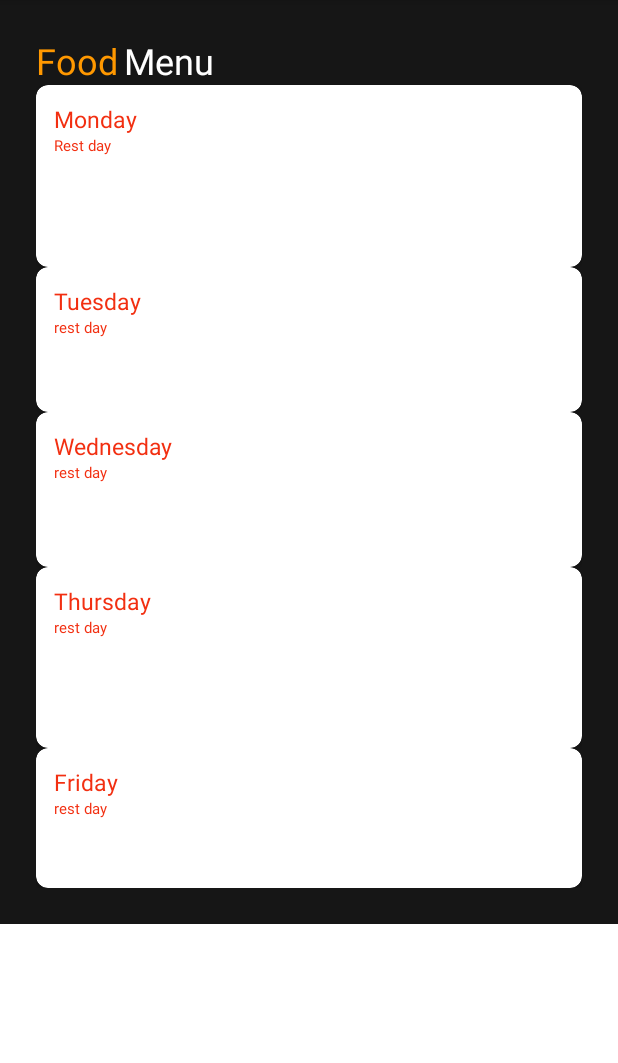
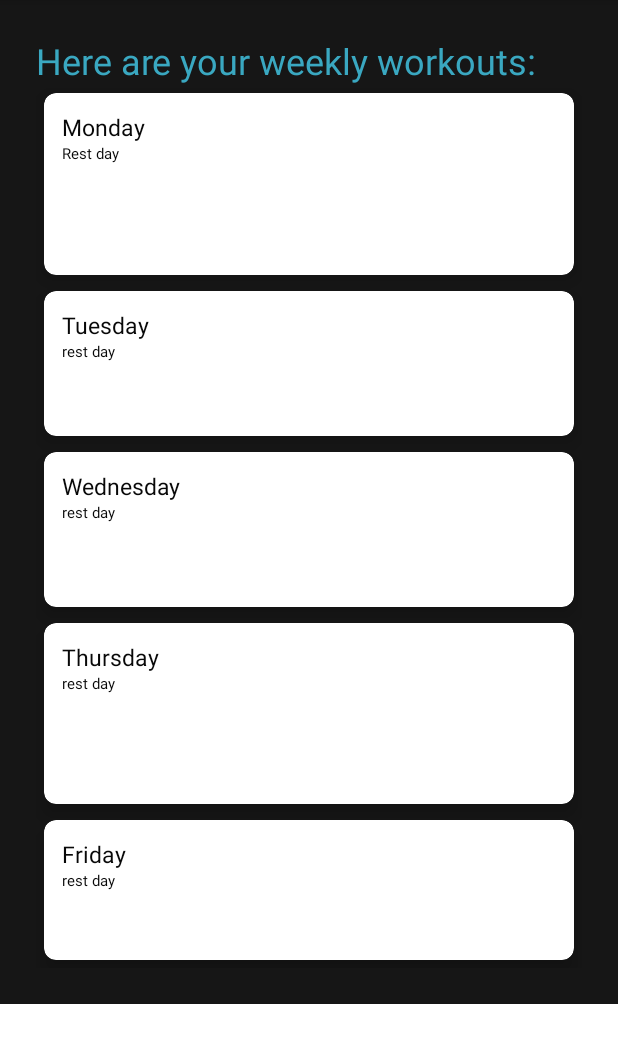
Before and after one commit to Nicovz21/Workout-App-Final, an Android app: the TestCardViewFragment screen opened directly, with no data from a screen before it, on a phone screen of 412 x 824 dp, the part 84-1147 px from its top. Run offline under Robolectric (Android 15) with nearby library versions, the phone set to English and light mode, and no system bars; 1 statement that could not run was skipped.

Commit message:
new CardView implemented w/ data

```diff
--- a/app/src/main/res/layout/fragment_test_card_view.xml
+++ b/app/src/main/res/layout/fragment_test_card_view.xml
@@ -16,23 +16,20 @@
 
         android:layout_width="wrap_content"
         android:layout_height="wrap_content"
-        android:text="Food"
-        android:textColor="#ff9800"
+        android:text="Here are your weekly workouts:"
+        android:textColor="#3aa8c1"
         android:textSize="24dp"
         />
-    <TextView
-        android:textColor="#fff"
-        android:layout_marginLeft="4dp"
-        android:layout_width="wrap_content"
-        android:layout_height="wrap_content"
-        android:text="Menu"
-        android:textSize="24dp"
-        />
+
 </LinearLayout>
 
 <androidx.cardview.widget.CardView
     android:layout_width="match_parent"
+    android:layout_margin="5dp"
     app:cardCornerRadius="8dp"
+    app:cardElevation="8dp"
+    app:cardMaxElevation="10dp"
+    app:cardPreventCornerOverlap="true"
     android:layout_height="wrap_content">
     <LinearLayout
         android:padding="12dp"
@@ -48,7 +45,7 @@
                 android:orientation="vertical"
                 android:layout_height="wrap_content">
                 <TextView
-                    android:textColor="#F22F11"
+                    android:textColor="#080808"
                     android:textSize="15dp"
                     android:layout_width="wrap_content"
                     android:layout_height="wrap_content"
@@ -59,7 +56,7 @@
                     android:layout_width="314dp"
                     android:layout_height="76dp"
                     android:text="Rest day"
-                    android:textColor="#F22F11"
+                    android:textColor="#080808"
                     android:textSize="10dp" />
 
             </LinearLayout>
@@ -70,7 +67,11 @@
 </androidx.cardview.widget.CardView>
     <androidx.cardview.widget.CardView
         android:layout_width="match_parent"
+        android:layout_margin="5dp"
         app:cardCornerRadius="8dp"
+        app:cardElevation="8dp"
+        app:cardMaxElevation="10dp"
+        app:cardPreventCornerOverlap="true"
         android:layout_height="wrap_content">
         <LinearLayout
             android:padding="12dp"
@@ -92,7 +93,7 @@
                         android:layout_width="wrap_content"
                         android:layout_height="wrap_content"
                         android:text="Tuesday"
-                        android:textColor="#F22F11"
+                        android:textColor="#080808"
                         android:textSize="15dp" />
 
                     <TextView
@@ -100,7 +101,7 @@
                         android:layout_width="336dp"
                         android:layout_height="51dp"
                         android:text="rest day"
-                        android:textColor="#F22F11"
+                        android:textColor="#080808"
                         android:textSize="10dp" />
 
                 </LinearLayout>
@@ -111,7 +112,11 @@
     </androidx.cardview.widget.CardView>
     <androidx.cardview.widget.CardView
         android:layout_width="match_parent"
+        android:layout_margin="5dp"
         app:cardCornerRadius="8dp"
+        app:cardElevation="8dp"
+        app:cardMaxElevation="10dp"
+        app:cardPreventCornerOverlap="true"
         android:layout_height="wrap_content">
         <LinearLayout
             android:padding="12dp"
@@ -133,7 +138,7 @@
                         android:layout_width="wrap_content"
                         android:layout_height="wrap_content"
                         android:text="Wednesday"
-                        android:textColor="#F22F11"
+                        android:textColor="#080808"
                         android:textSize="15dp" />
 
                     <TextView
@@ -141,7 +146,7 @@
                         android:layout_width="330dp"
                         android:layout_height="58dp"
                         android:text="rest day"
-                        android:textColor="#F22F11"
+                        android:textColor="#080808"
                         android:textSize="10dp" />
 
                 </LinearLayout>
@@ -152,7 +157,11 @@
     </androidx.cardview.widget.CardView>
     <androidx.cardview.widget.CardView
         android:layout_width="match_parent"
+        android:layout_margin="5dp"
         app:cardCornerRadius="8dp"
+        app:cardElevation="8dp"
+        app:cardMaxElevation="10dp"
+        app:cardPreventCornerOverlap="true"
         android:layout_height="wrap_content">
         <LinearLayout
             android:padding="12dp"
@@ -174,7 +183,7 @@
                         android:layout_width="wrap_content"
                         android:layout_height="wrap_content"
                         android:text="Thursday"
-                        android:textColor="#F22F11"
+                        android:textColor="#080808"
                         android:textSize="15dp" />
 
                     <TextView
@@ -182,7 +191,7 @@
                         android:layout_width="323dp"
                         android:layout_height="75dp"
                         android:text="rest day"
-                        android:textColor="#F22F11"
+                        android:textColor="#080808"
                         android:textSize="10dp" />
 
                 </LinearLayout>
@@ -193,7 +202,11 @@
     </androidx.cardview.widget.CardView>
     <androidx.cardview.widget.CardView
         android:layout_width="match_parent"
+        android:layout_margin="5dp"
         app:cardCornerRadius="8dp"
+        app:cardElevation="8dp"
+        app:cardMaxElevation="10dp"
+        app:cardPreventCornerOverlap="true"
         android:layout_height="wrap_content">
         <LinearLayout
             android:padding="12dp"
@@ -215,7 +228,7 @@
                         android:layout_width="wrap_content"
                         android:layout_height="wrap_content"
                         android:text="Friday"
-                        android:textColor="#F22F11"
+                        android:textColor="#080808"
                         android:textSize="15dp" />
 
                     <TextView
@@ -223,7 +236,7 @@
                         android:layout_width="336dp"
                         android:layout_height="48dp"
                         android:text="rest day"
-                        android:textColor="#F22F11"
+                        android:textColor="#080808"
                         android:textSize="10dp" />
 
                 </LinearLayout>
```
